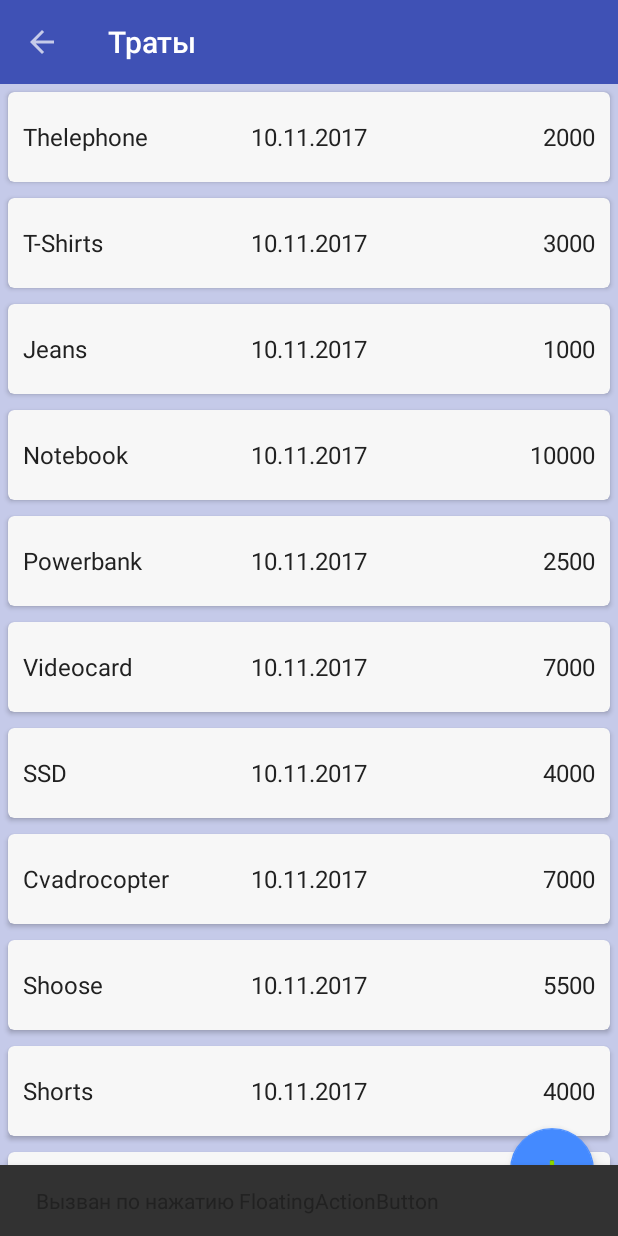
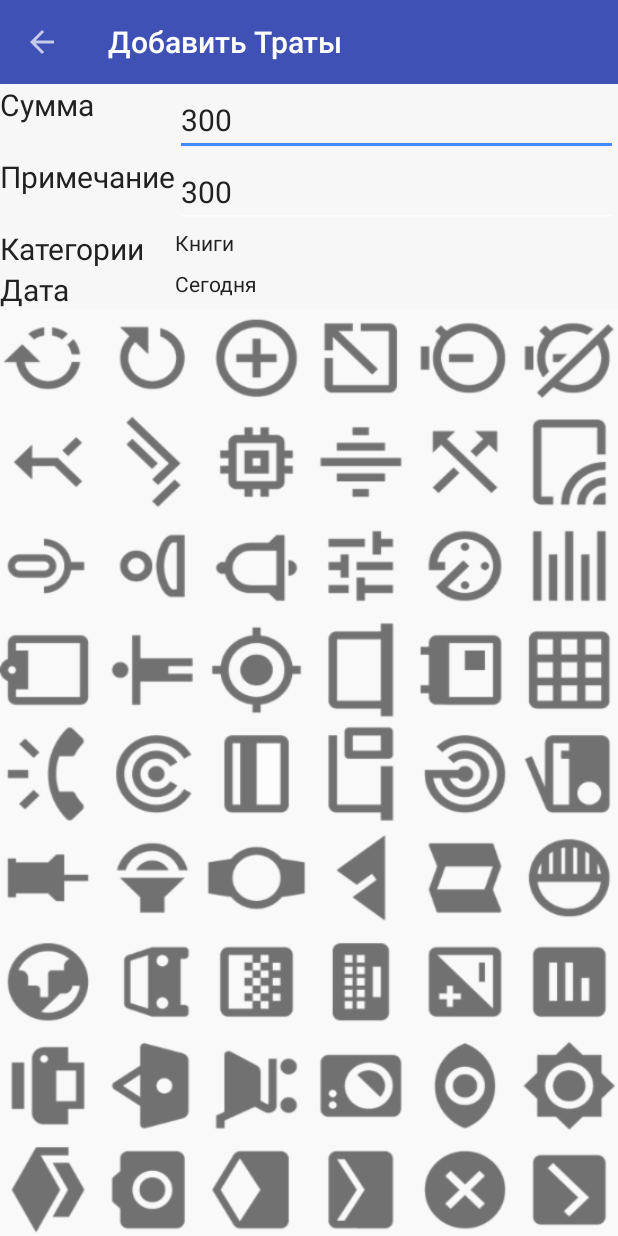
Before and after one commit to brick8/YrokListView2, an Android app: the screen it shows after launch (MainActivity before the commit, AddTransactionActivity after it), after a tap on an icon or button, on a phone screen of 412 x 824 dp. Run offline under Robolectric (Android 15) with nearby library versions, the phone set to English and light mode, and no system bars.

Commit message:
added transaction activity, fix onPostCreate

```diff
--- a/app/src/main/AndroidManifest.xml
+++ b/app/src/main/AndroidManifest.xml
@@ -16,6 +16,11 @@
                 <category android:name="android.intent.category.LAUNCHER" />
             </intent-filter>
         </activity>
+        <activity android:name=".AddTransactionActivity">
+            <meta-data
+                android:name="android.support.PARENT_ACTIVITY"
+                android:value=".MainActivity" />
+        </activity>
     </application>
 
 </manifest>
--- /dev/null
+++ b/app/src/main/java/com/example/brick/yroklistview/AddTransactionActivity.java
@@ -0,0 +1,48 @@
+package com.example.brick.yroklistview;
+
+import android.annotation.SuppressLint;
+import android.os.Bundle;
+import android.support.annotation.Nullable;
+import android.support.v4.app.NavUtils;
+import android.support.v7.app.AppCompatActivity;
+import android.support.v7.widget.Toolbar;
+import android.view.MenuItem;
+
+/**
+ * Created by brick on 10.11.2017.
+ */
+
+@SuppressLint("Registered")
+public class AddTransactionActivity extends AppCompatActivity {
+    public Toolbar toolbar;
+
+    @Override
+    protected void onCreate(@Nullable Bundle savedInstanceState) {
+        super.onCreate(savedInstanceState);
+        setContentView(R.layout.activity_add_transaction);
+        toolbar = (Toolbar) findViewById(R.id.toolbar);
+        if (toolbar != null) {
+            setSupportActionBar(toolbar);
+        }
+        setTitle(getString(R.string.add_transaction));
+        getSupportActionBar().setDisplayHomeAsUpEnabled(true);
+    }
+
+    @Override
+    public void setTitle(CharSequence title) {
+        super.setTitle(title);
+    }
+
+    @Override
+    public boolean onOptionsItemSelected(MenuItem item) {
+        switch (item.getItemId()) {
+            case android.R.id.home:
+                NavUtils.navigateUpFromSameTask(this);
+                onBackPressed();
+                return true;
+            default:
+                return super.onOptionsItemSelected(item);
+        }
+
+    }
+}
--- a/app/src/main/java/com/example/brick/yroklistview/Fragments/TransactionsFragment.java
+++ b/app/src/main/java/com/example/brick/yroklistview/Fragments/TransactionsFragment.java
@@ -1,16 +1,17 @@
 package com.example.brick.yroklistview.Fragments;
 
 import android.app.Fragment;
+import android.content.Intent;
 import android.os.Bundle;
 import android.support.annotation.Nullable;
 import android.support.design.widget.FloatingActionButton;
-import android.support.design.widget.Snackbar;
 import android.support.v7.widget.LinearLayoutManager;
 import android.support.v7.widget.RecyclerView;
 import android.view.LayoutInflater;
 import android.view.View;
 import android.view.ViewGroup;
 
+import com.example.brick.yroklistview.AddTransactionActivity;
 import com.example.brick.yroklistview.R;
 import com.example.brick.yroklistview.Transaction;
 import com.example.brick.yroklistview.TransactionAdapter;
@@ -47,8 +48,8 @@ public class TransactionsFragment extends Fragment {
         fab.setOnClickListener(new View.OnClickListener() {
             @Override
             public void onClick(View view) {
-                Snackbar.make(view, "Вызван по нажатию FloatingActionButton", Snackbar.LENGTH_LONG)
-                        .setAction("Action", null).show();
+                Intent intent = new Intent(getActivity(), AddTransactionActivity.class);
+                getActivity().startActivity(intent);
             }
         });
         return inflate;
--- a/app/src/main/java/com/example/brick/yroklistview/MainActivity.java
+++ b/app/src/main/java/com/example/brick/yroklistview/MainActivity.java
@@ -1,7 +1,6 @@
 package com.example.brick.yroklistview;
 
 import android.os.Bundle;
-import android.os.PersistableBundle;
 import android.support.annotation.Nullable;
 import android.support.v4.widget.DrawerLayout;
 import android.support.v7.app.ActionBarDrawerToggle;
@@ -17,7 +16,7 @@ import com.example.brick.yroklistview.Fragments.StatisticFragment;
 import com.example.brick.yroklistview.Fragments.TransactionsFragment;
 
 public class MainActivity extends AppCompatActivity {
-    private Toolbar toolbar;
+    public Toolbar toolbar;
     private DrawerLayout drawerLayout;
     private ListView left_drawer;
     private ActionBarDrawerToggle drawerToggle;
@@ -40,7 +39,8 @@ public class MainActivity extends AppCompatActivity {
 
         }
         drawerToggle = new ActionBarDrawerToggle(this, drawerLayout, toolbar, R.string.trasactions, R.string.app_name);
-        drawerLayout.setDrawerListener(drawerToggle);
+        drawerLayout.addDrawerListener(drawerToggle);
+        drawerToggle.setDrawerIndicatorEnabled(true);
         getSupportActionBar().setDisplayHomeAsUpEnabled(true);
     }
 
@@ -50,8 +50,8 @@ public class MainActivity extends AppCompatActivity {
     }
 
     @Override
-    public void onPostCreate(@Nullable Bundle savedInstanceState, @Nullable PersistableBundle persistentState) {
-        super.onPostCreate(savedInstanceState, persistentState);
+    public void onPostCreate(@Nullable Bundle savedInstanceState) {
+        super.onPostCreate(savedInstanceState);
         drawerToggle.syncState();
     }
 
--- /dev/null
+++ b/app/src/main/res/layout/activity_add_transaction.xml
@@ -0,0 +1,74 @@
+<?xml version="1.0" encoding="utf-8"?>
+<LinearLayout xmlns:android="http://schemas.android.com/apk/res/android"
+    android:layout_width="match_parent"
+    style="@style/Container.AddBackground">
+
+    <include layout="@layout/toolbar"></include>
+
+    <GridLayout
+        android:layout_width="match_parent"
+        android:layout_height="wrap_content"
+        android:columnCount="2"
+        android:rowCount="4"
+        android:background="@color/background">
+
+        <TextView
+            android:layout_width="wrap_content"
+            android:layout_height="wrap_content"
+            android:layout_gravity="fill"
+            android:text="Сумма"
+            android:textSize="20dp" />
+
+        <EditText
+            android:layout_width="wrap_content"
+            android:layout_height="wrap_content"
+            android:layout_gravity="fill"
+            android:hint="300"
+            android:textColorHint="@color/primary_text"
+            android:textSize="20dp" />
+
+        <TextView
+            android:layout_width="wrap_content"
+            android:layout_height="wrap_content"
+            android:layout_gravity="fill"
+            android:text="Примечание"
+            android:textSize="20dp" />
+
+        <EditText
+            android:layout_width="wrap_content"
+            android:layout_height="wrap_content"
+            android:layout_gravity="fill"
+            android:hint="300"
+            android:textColorHint="@color/primary_text"
+            android:textSize="20dp" />
+
+        <TextView
+            android:layout_width="wrap_content"
+            android:layout_height="wrap_content"
+            android:layout_gravity="fill"
+            android:text="Категории"
+            android:textSize="20dp" />
+
+        <TextView
+            android:layout_width="wrap_content"
+            android:layout_height="wrap_content"
+            android:layout_gravity="fill"
+            android:textColorHint="@color/primary_text"
+            android:hint="Книги" />
+
+        <TextView
+            android:layout_width="wrap_content"
+            android:layout_height="wrap_content"
+            android:layout_gravity="fill"
+            android:text="Дата"
+            android:textSize="20dp" />
+
+        <TextView
+            android:layout_width="wrap_content"
+            android:layout_height="wrap_content"
+            android:layout_gravity="fill"
+            android:textColorHint="@color/primary_text"
+            android:hint="Сегодня" />
+    </GridLayout>
+
+</LinearLayout>
--- a/app/src/main/res/layout/activity_main.xml
+++ b/app/src/main/res/layout/activity_main.xml
@@ -1,7 +1,7 @@
 <?xml version="1.0" encoding="utf-8"?>
 <LinearLayout
     xmlns:android="http://schemas.android.com/apk/res/android"
-    style="@style/Container.Background">
+    style="@style/Container.AddBackground">
 
     <include layout="@layout/toolbar"></include>
 
--- a/app/src/main/res/layout/fragment_categories.xml
+++ b/app/src/main/res/layout/fragment_categories.xml
@@ -1,6 +1,6 @@
 <?xml version="1.0" encoding="utf-8"?>
 <RelativeLayout xmlns:android="http://schemas.android.com/apk/res/android"
-    style="@style/Container.Background">
+    style="@style/Container.AddBackground">
 
     <LinearLayout
         android:layout_width="match_parent"
--- a/app/src/main/res/layout/fragment_statistic.xml
+++ b/app/src/main/res/layout/fragment_statistic.xml
@@ -1,6 +1,6 @@
 <?xml version="1.0" encoding="utf-8"?>
 <RelativeLayout xmlns:android="http://schemas.android.com/apk/res/android"
-    style="@style/Container.Background">
+    style="@style/Container.AddBackground">
 
     <LinearLayout
         android:layout_width="match_parent"
--- a/app/src/main/res/layout/fragment_transactions.xml
+++ b/app/src/main/res/layout/fragment_transactions.xml
@@ -1,7 +1,7 @@
 <?xml version="1.0" encoding="utf-8"?>
 <RelativeLayout xmlns:android="http://schemas.android.com/apk/res/android"
     xmlns:app="http://schemas.android.com/apk/res-auto"
-    style="@style/Container.Background">
+    style="@style/Container.AddBackground">
 
     <android.support.v7.widget.RecyclerView
         android:layout_width="match_parent"
--- a/app/src/main/res/layout/list_item.xml
+++ b/app/src/main/res/layout/list_item.xml
@@ -10,6 +10,8 @@
         android:layout_height="60dp"
         android:layout_margin="5dp"
         android:layout_marginBottom="7dp"
+        android:clickable="true"
+        android:foreground="?android:attr/selectableItemBackground"
         cardview:cardBackgroundColor="@color/background"
         cardview:cardCornerRadius="4dp">
 
--- a/app/src/main/res/values/strings.xml
+++ b/app/src/main/res/values/strings.xml
@@ -3,4 +3,5 @@
     <string name="trasactions">Траты</string>
     <string name="categories">Категории</string>
     <string name="statistic">Статистика</string>
+    <string name="add_transaction">Добавить Траты</string>
 </resources>
--- a/app/src/main/res/values/styles.xml
+++ b/app/src/main/res/values/styles.xml
@@ -33,8 +33,11 @@
         <item name="android:layout_height">match_parent</item>
         <item name="android:orientation">vertical</item>
     </style>
-    <style name="Container.Background">
-        <item name="android:background">@color/primary_light</item>
+    <!--<style name="Container.Background">-->
+    <!--<item name="android:background">@drawable/background_main</item>-->
+    <!--</style>-->
+    <style name="Container.AddBackground">
+        <item name="android:background">@drawable/background</item>
     </style>
 
     <style name="Card_View">
```
Also changed, not shown: app/src/main/res/drawable-hdpi/background.png (added), app/src/main/res/drawable-mdpi/background.png (added), app/src/main/res/drawable-xhdpi/background.png (added), app/src/main/res/drawable-xxhdpi/background.png (added), app/src/main/res/drawable-xxxhdpi/background.png (added), app/src/main/res/drawable/background.jpg (deleted), app/src/main/res/drawable/background.png (added).
